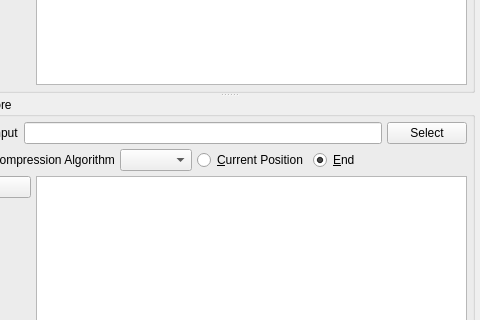
The window that UI/spinware.ui (textbrowser/spinware) describes before a commit, drawn with Qt 5; both pictures show x 520 to 1000 and y 359 to 679 of the 1000 by 927 pixel window.
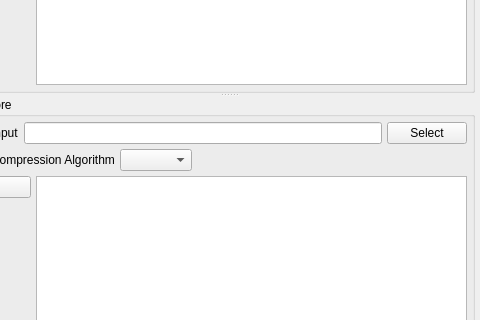
The same window after the commit. Icons and pictures are not drawn.

Commit message: Removed location widgets.

Diff of the .ui file:
```diff
--- a/UI/spinware.ui
+++ b/UI/spinware.ui
@@ -620,23 +620,6 @@
               </property>
              </widget>
             </item>
-            <item>
-             <widget class="QRadioButton" name="store_current_position">
-              <property name="text">
-               <string>&amp;Current Position</string>
-              </property>
-             </widget>
-            </item>
-            <item>
-             <widget class="QRadioButton" name="store_end_position">
-              <property name="text">
-               <string>&amp;End</string>
-              </property>
-              <property name="checked">
-               <bool>true</bool>
-              </property>
-             </widget>
-            </item>
             <item>
              <spacer name="horizontalSpacer_3">
               <property name="orientation">
```
Left out of the diff: 4 changed lines with no effect on the pictures.
